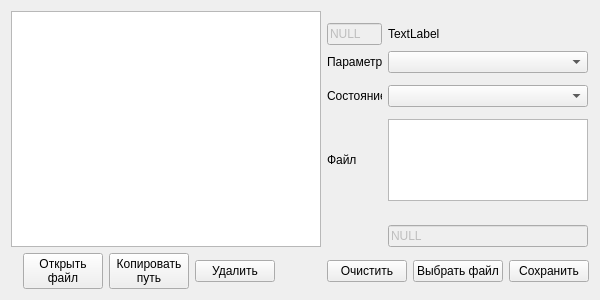
Before: the Qt Designer form testpr1/filelog.ui in enterin79/graduate_work, drawn with Qt 5.
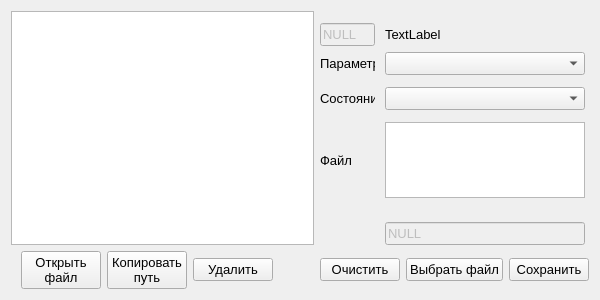
After: the same form once the commit is applied. Custom widgets are drawn as their Qt base class.

Patch:
```diff
--- a/testpr1/filelog.ui
+++ b/testpr1/filelog.ui
@@ -22,6 +22,11 @@
     <height>300</height>
    </size>
   </property>
+  <property name="font">
+   <font>
+    <pointsize>10</pointsize>
+   </font>
+  </property>
   <property name="windowTitle">
    <string>Прикрепленные файлы</string>
   </property>
@@ -220,6 +225,11 @@
      <property name="enabled">
       <bool>true</bool>
      </property>
+     <property name="font">
+      <font>
+       <pointsize>12</pointsize>
+      </font>
+     </property>
      <property name="autoScroll">
       <bool>true</bool>
      </property>
```
